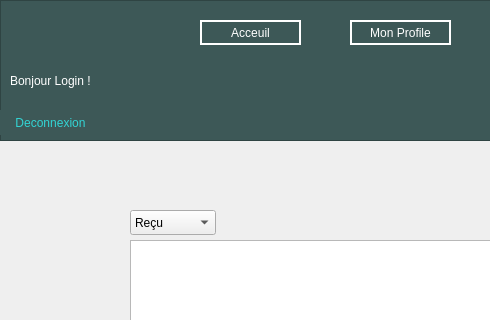
TheophileStauder/CPOA_Trottipret, file messagerie.ui: the form before one commit; both pictures show x 0 to 490 and y 0 to 320 of the 1079 by 668 pixel window.
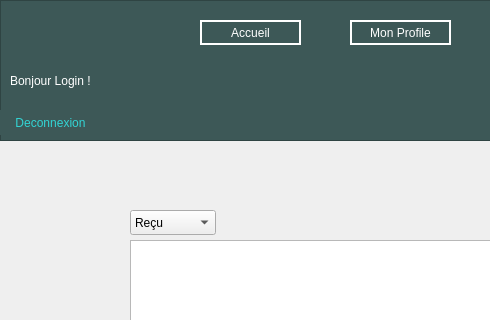
The form after the commit.

Patch:
```diff
--- a/messagerie.ui
+++ b/messagerie.ui
@@ -73,7 +73,7 @@
 color: rgb(255, 255, 255);</string>
      </property>
      <property name="text">
-      <string>Acceuil</string>
+      <string>Accueil</string>
      </property>
     </widget>
     <widget class="QPushButton" name="profil">
```
